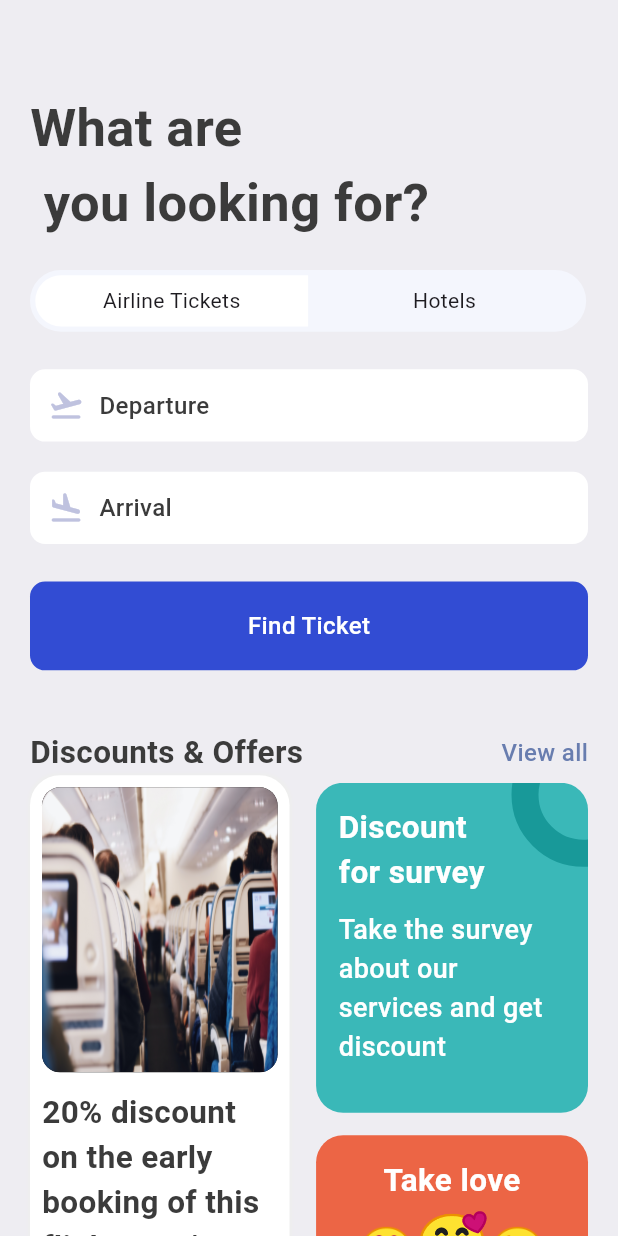
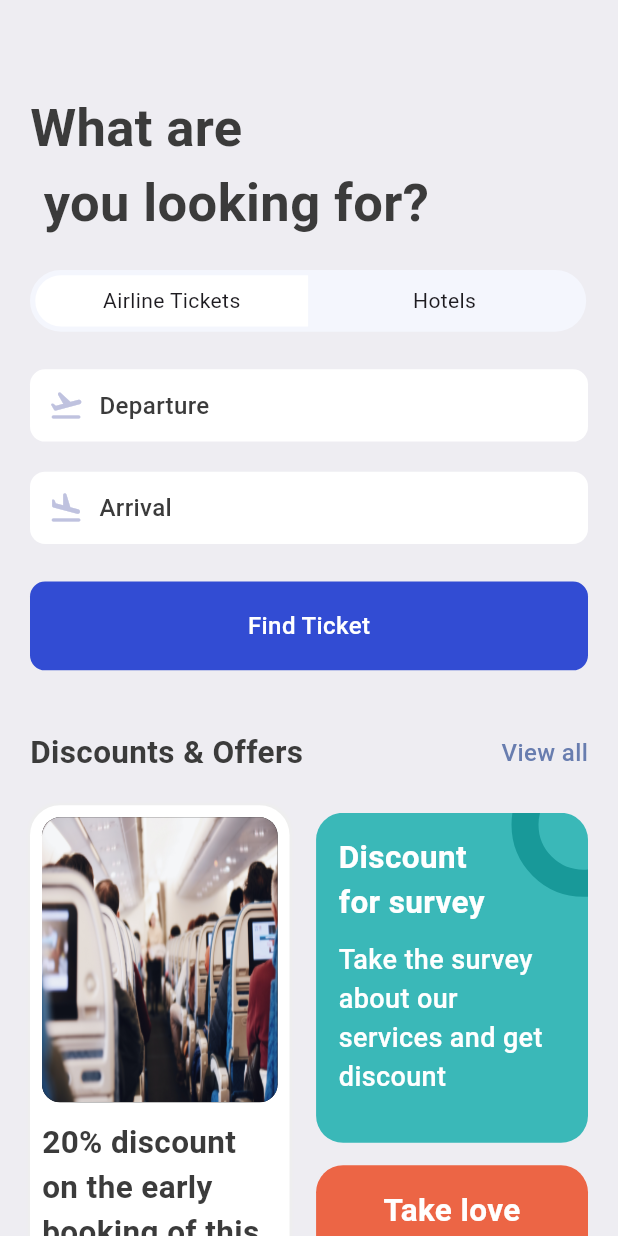
Before and after one commit to flutter-preview/MrCalifer-BookTicket_Flutter, a Flutter app: the SearchScreen screen opened directly, on a phone screen of 412 x 824 dp. Run offline on Flutter 3.47's test engine with Material 2 defaults, Android fonts, the phone set to English and light mode, and no system bars; our stand-ins replace fluentui_icons, gap, get.

Commit message:
Code Refactor

```diff
--- a/lib/Search/views/discount_offers_view.dart
+++ b/lib/Search/views/discount_offers_view.dart
@@ -16,6 +16,7 @@ class DiscountOffersViews extends StatelessWidget {
         children: [
           const ViewAllSection(
               bigText: "Discounts & Offers", smallText: "View all"),
+          Gap(AppLayout.getHeight(20)),
           Row(
             mainAxisAlignment: MainAxisAlignment.spaceBetween,
             children: [
```
